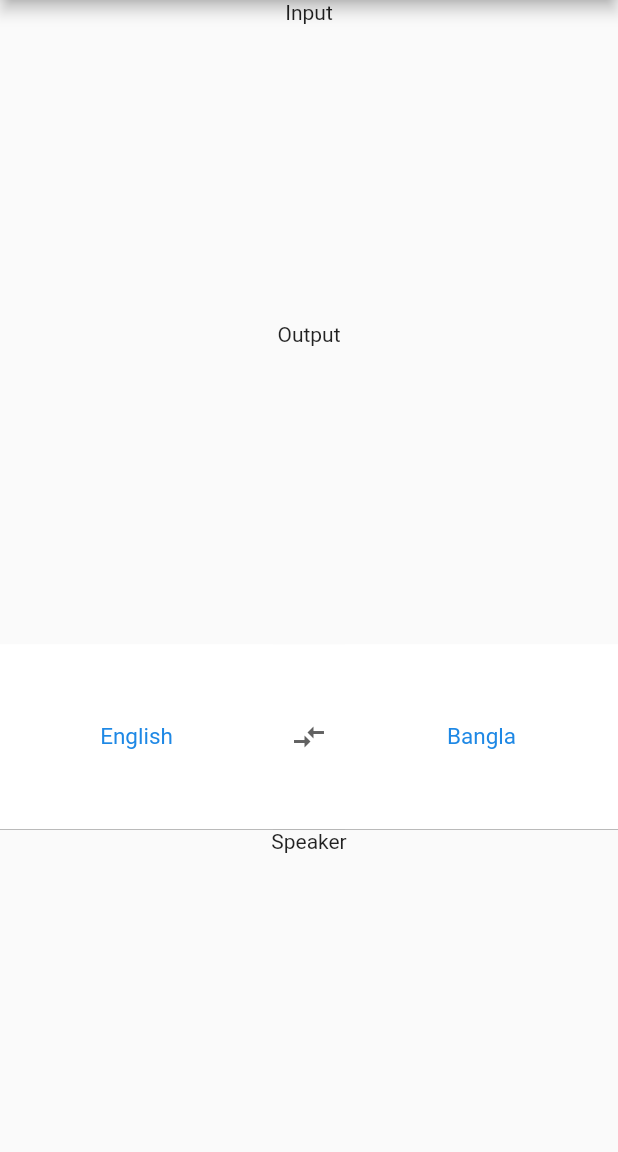
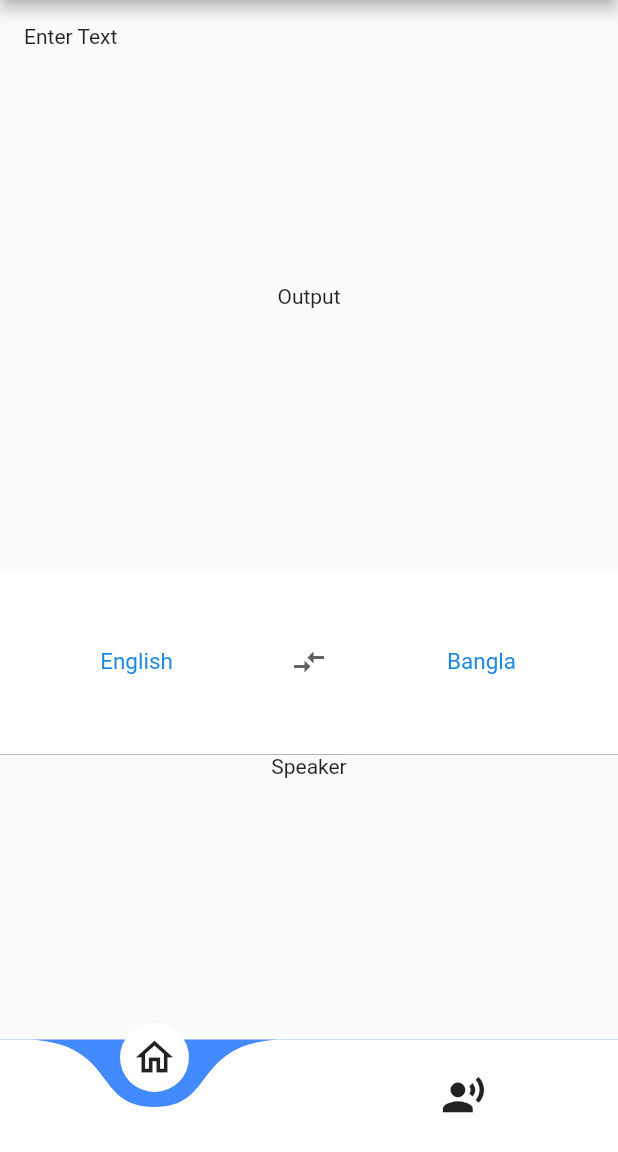
Before and after one commit to SyedMahamudulHasan/voice-translator, a Flutter app: the screen it shows after launch, on a phone screen of 412 x 824 dp, the part 84-1236 px from its top. Run offline on Flutter 3.47's test engine with Material 2 defaults, Android fonts, the phone set to English and light mode, and no system bars; drawn by our look-alikes of curved_navigation_bar.

Commit message:
modify file extracture

```diff
--- a/lib/screens/HomeScreen.dart
+++ b/lib/screens/HomeScreen.dart
@@ -1,7 +1,9 @@
-import 'package:edvive_task1_syed_mahamudul_hasan/components/choose_language.dart';
+import 'package:edvive_task1_syed_mahamudul_hasan/widgets/botton_nav_bar.dart';
 import 'package:flutter/material.dart';
 import 'package:flutter/src/foundation/key.dart';
 import 'package:flutter/src/widgets/framework.dart';
+
+import '../widgets/choose_language.dart';
 
 class HomeScreen extends StatefulWidget {
   const HomeScreen({Key? key}) : super(key: key);
@@ -14,12 +16,20 @@ class _HomeScreenState extends State<HomeScreen> {
   @override
   Widget build(BuildContext context) {
     return Scaffold(
+      bottomNavigationBar: const BottonNavBar(),
       appBar: AppBar(
         title: const Text("Flutter Translator"),
       ),
       body: Column(
         children: [
-          Expanded(child: Text('Input')),
+          Expanded(
+            child: Container(
+              width: double.infinity,
+              padding:
+                  const EdgeInsets.only(left: 16.0, right: 16.0, top: 16.0),
+              child: Text('Enter Text'),
+            ),
+          ),
           Expanded(child: Text('Output')),
           const ChooseLanguage(),
           Expanded(child: Text('Speaker')),
--- a/pubspec.yaml
+++ b/pubspec.yaml
@@ -34,6 +34,7 @@ dependencies:
   # The following adds the Cupertino Icons font to your application.
   # Use with the CupertinoIcons class for iOS style icons.
   cupertino_icons: ^1.0.2
+  curved_navigation_bar: ^1.0.3
 
 dev_dependencies:
   flutter_test:
```
Also changed, not shown: lib/widgets/choose_language.dart (renamed from lib/components/choose_language.dart), pubspec.lock.
